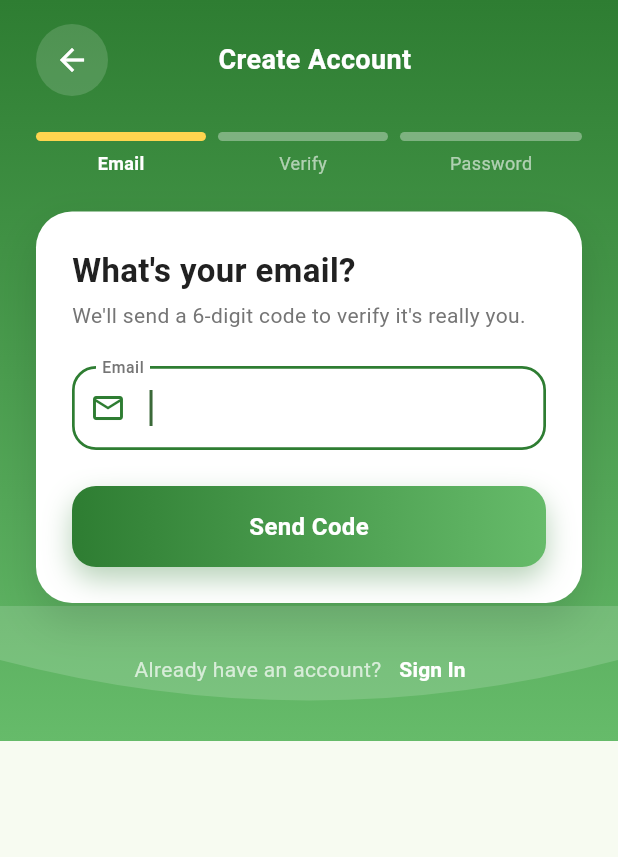
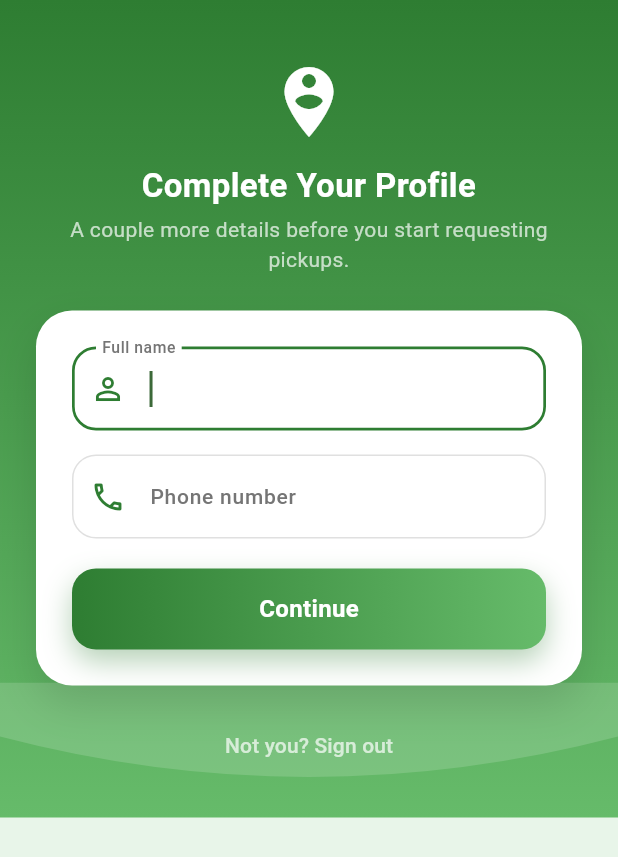
Before and after one commit to MinuraJaySL/R26-IT-126, a Flutter app: the screen it shows after launch, after a tap on "Sign Up", on a phone screen of 412 x 824 dp. Shown: the top 857 px of the screen. Run offline on Flutter 3.47's test engine with Material 3 defaults, Android fonts, the phone set to English and light mode, and no system bars; our stand-ins replace cloud_firestore, firebase_auth, firebase_core, firebase_messaging, flutter_map, geolocator and 2 more; accounts and stored records are empty; network calls fail.

Commit message:
It22088482 (#36)
* Backup before EmailJS migration - current working state

# Conflicts:
#	mobile_app/lib/providers/auth_provider.dart
#	mobile_app/lib/services/auth_service.dart

* Migrate to Cloudflare Worker for OTP verification

* Wire GreenSweep theme globally and add resident profile completion

```diff
--- a/mobile_app/lib/main.dart
+++ b/mobile_app/lib/main.dart
@@ -4,6 +4,7 @@ import 'package:provider/provider.dart';
 import 'firebase_options.dart';
 import 'providers/auth_provider.dart';
 import 'router/app_router.dart';
+import 'theme/app_colors.dart';
 
 void main() async {
   WidgetsFlutterBinding.ensureInitialized();
@@ -25,8 +26,35 @@ class WasteApp extends StatelessWidget {
             title: 'Smart Waste',
             debugShowCheckedModeBanner: false,
             theme: ThemeData(
-              colorScheme: ColorScheme.fromSeed(seedColor: Colors.green),
               useMaterial3: true,
+              colorScheme: ColorScheme.fromSeed(seedColor: AppColors.primaryDark),
+              scaffoldBackgroundColor: AppColors.backgroundLight,
+              appBarTheme: const AppBarTheme(
+                backgroundColor: AppColors.primaryDark,
+                foregroundColor: Colors.white,
+                elevation: 0,
+              ),
+              elevatedButtonTheme: ElevatedButtonThemeData(
+                style: ElevatedButton.styleFrom(
+                  backgroundColor: AppColors.primaryDark,
+                  foregroundColor: Colors.white,
+                  padding: const EdgeInsets.symmetric(vertical: 12),
+                  shape: RoundedRectangleBorder(
+                    borderRadius: BorderRadius.circular(10),
+                  ),
+                ),
+              ),
+              floatingActionButtonTheme: const FloatingActionButtonThemeData(
+                backgroundColor: AppColors.primaryDark,
+                foregroundColor: Colors.white,
+              ),
+              cardTheme: CardThemeData(
+                elevation: 2,
+                color: AppColors.cardBackground,
+                shape: RoundedRectangleBorder(
+                  borderRadius: BorderRadius.circular(16),
+                ),
+              ),
             ),
             routerConfig: router,
           );
--- a/mobile_app/lib/models/app_user.dart
+++ b/mobile_app/lib/models/app_user.dart
@@ -4,8 +4,23 @@ class AppUser {
   final String uid;
   final String email;
   final UserRole role;
+  final String name;
+  final String phone;
+  final String vehicleNumber;
 
-  AppUser({required this.uid, required this.email, required this.role});
+  AppUser({
+    required this.uid,
+    required this.email,
+    required this.role,
+    this.name = '',
+    this.phone = '',
+    this.vehicleNumber = '',
+  });
+
+  // Residents self-register with just email/password (see the OTP signup
+  // flow) — name and phone are collected afterward via the profile
+  // completion gate, so an empty name here means that gate hasn't run yet.
+  bool get hasCompleteProfile => name.isNotEmpty;
 
   factory AppUser.fromMap(String uid, Map<String, dynamic> data) {
     return AppUser(
@@ -15,6 +30,20 @@ class AppUser {
         (e) => e.name == (data['role'] ?? 'resident'),
         orElse: () => UserRole.resident,
       ),
+      name: data['name'] ?? '',
+      phone: data['phone'] ?? '',
+      vehicleNumber: data['vehicleNumber'] ?? '',
+    );
+  }
+
+  AppUser copyWith({String? name, String? phone}) {
+    return AppUser(
+      uid: uid,
+      email: email,
+      role: role,
+      name: name ?? this.name,
+      phone: phone ?? this.phone,
+      vehicleNumber: vehicleNumber,
     );
   }
 }
--- a/mobile_app/lib/providers/auth_provider.dart
+++ b/mobile_app/lib/providers/auth_provider.dart
@@ -91,6 +91,27 @@ class AuthProvider extends ChangeNotifier {
     }
   }
 
+  /// Completes a resident's profile (name + phone) after self-registration.
+  /// Only ever touches `name`/`phone` — never `role`, so it stays within
+  /// what a signed-in user is allowed to update on their own doc.
+  Future<bool> completeProfile(String name, String phone) async {
+    if (_user == null) return false;
+    _error = null;
+    try {
+      await FirebaseFirestore.instance
+          .collection('users')
+          .doc(_user!.uid)
+          .update({'name': name, 'phone': phone});
+      _user = _user!.copyWith(name: name, phone: phone);
+      notifyListeners();
+      return true;
+    } catch (e) {
+      _error = 'Could not save your profile. Please try again.';
+      notifyListeners();
+      return false;
+    }
+  }
+
   Future<void> signOut() async {
     await _authService.signOut();
     _user = null;
--- a/mobile_app/lib/router/app_router.dart
+++ b/mobile_app/lib/router/app_router.dart
@@ -6,6 +6,7 @@ import '../providers/auth_provider.dart';
 import '../screens/auth/login_screen.dart';
 import '../screens/auth/register_screen.dart';
 import '../screens/resident/resident_dashboard.dart';
+import '../screens/resident/complete_profile_screen.dart';
 import '../screens/resident/flag_placement_screen.dart';
 import '../screens/resident/track_truck_screen.dart';
 import '../screens/driver/driver_dashboard.dart';
@@ -15,6 +16,7 @@ import '../screens/driver/driver_missed_screen.dart';
 import '../screens/admin/admin_dashboard_screen.dart';
 import '../screens/admin/user_management_screen.dart';
 import '../screens/admin/add_driver_screen.dart';
+import '../screens/profile/profile_screen.dart';
 
 GoRouter buildRouter() {
   return GoRouter(
@@ -37,12 +39,31 @@ GoRouter buildRouter() {
             return '/resident';
         }
       }
+
+      // Residents who self-registered only have email/password — gate them
+      // into completing name/phone before they can reach any other
+      // /resident/* route, but don't trap them on the gate once it's done.
+      if (loggedIn && auth.user!.role == UserRole.resident) {
+        final onCompleteProfile =
+            state.matchedLocation == '/resident/complete-profile';
+        if (!auth.user!.hasCompleteProfile && !onCompleteProfile) {
+          return '/resident/complete-profile';
+        }
+        if (auth.user!.hasCompleteProfile && onCompleteProfile) {
+          return '/resident';
+        }
+      }
+
       return null;
     },
     routes: [
       GoRoute(path: '/login', builder: (ctx, _) => const LoginScreen()),
       GoRoute(path: '/register', builder: (ctx, _) => const RegisterScreen()),
       GoRoute(path: '/resident', builder: (ctx, _) => const ResidentDashboard()),
+      GoRoute(
+        path: '/resident/complete-profile',
+        builder: (ctx, _) => const CompleteProfileScreen(),
+      ),
       GoRoute(
         path: '/resident/flag',
         builder: (ctx, _) => const FlagPlacementScreen(),
@@ -71,6 +92,7 @@ GoRouter buildRouter() {
         path: '/admin/add-driver',
         builder: (ctx, _) => const AddDriverScreen(),
       ),
+      GoRoute(path: '/profile', builder: (ctx, _) => const ProfileScreen()),
     ],
   );
 }
--- a/mobile_app/lib/screens/driver/driver_dashboard.dart
+++ b/mobile_app/lib/screens/driver/driver_dashboard.dart
@@ -28,11 +28,9 @@ class _DriverDashboardState extends State<DriverDashboard> {
         foregroundColor: Colors.white,
         actions: [
           IconButton(
-            icon: const Icon(Icons.logout),
-            onPressed: () async {
-              await auth.signOut();
-              if (context.mounted) context.go('/login');
-            },
+            icon: const Icon(Icons.person_outline),
+            tooltip: 'Profile',
+            onPressed: () => context.push('/profile'),
           ),
         ],
       ),
--- /dev/null
+++ b/mobile_app/lib/screens/resident/complete_profile_screen.dart
@@ -0,0 +1,146 @@
+import 'package:flutter/material.dart';
+import 'package:go_router/go_router.dart';
+import 'package:provider/provider.dart';
+import '../../providers/auth_provider.dart';
+import '../../theme/app_colors.dart';
+import '../../widgets/gradient_background.dart';
+import '../../widgets/gradient_button.dart';
+import '../../widgets/styled_text_field.dart';
+
+final _phoneRegex = RegExp(r'^\+?[0-9]{7,15}$');
+
+class CompleteProfileScreen extends StatefulWidget {
+  const CompleteProfileScreen({super.key});
+
+  @override
+  State<CompleteProfileScreen> createState() => _CompleteProfileScreenState();
+}
+
+class _CompleteProfileScreenState extends State<CompleteProfileScreen> {
+  final _nameCtrl = TextEditingController();
+  final _phoneCtrl = TextEditingController();
+  bool _busy = false;
+
+  @override
+  void dispose() {
+    _nameCtrl.dispose();
+    _phoneCtrl.dispose();
+    super.dispose();
+  }
+
+  void _showError(String message) {
+    ScaffoldMessenger.of(context).showSnackBar(SnackBar(content: Text(message)));
+  }
+
+  Future<void> _submit() async {
+    final name = _nameCtrl.text.trim();
+    final phone = _phoneCtrl.text.trim();
+    if (name.isEmpty) {
+      _showError('Please enter your name.');
+      return;
+    }
+    if (!_phoneRegex.hasMatch(phone)) {
+      _showError('Please enter a valid phone number.');
+      return;
+    }
+    setState(() => _busy = true);
+    final auth = context.read<AuthProvider>();
+    final ok = await auth.completeProfile(name, phone);
+    if (!mounted) return;
+    setState(() => _busy = false);
+    if (ok) {
+      context.go('/resident');
+    } else {
+      _showError(auth.error ?? 'Could not save your profile. Please try again.');
+    }
+  }
+
+  @override
+  Widget build(BuildContext context) {
+    return Scaffold(
+      body: GradientBackground(
+        child: SafeArea(
+          child: SingleChildScrollView(
+            padding: const EdgeInsets.fromLTRB(24, 40, 24, 24),
+            child: Column(
+              crossAxisAlignment: CrossAxisAlignment.stretch,
+              children: [
+                const Icon(Icons.person_pin_circle, color: Colors.white, size: 56),
+                const SizedBox(height: 12),
+                const Text(
+                  'Complete Your Profile',
+                  textAlign: TextAlign.center,
+                  style: TextStyle(
+                    fontSize: 22,
+                    fontWeight: FontWeight.bold,
+                    color: Colors.white,
+                  ),
+                ),
+                const SizedBox(height: 4),
+                const Text(
+                  'A couple more details before you start requesting pickups.',
+                  textAlign: TextAlign.center,
+                  style: TextStyle(color: Colors.white70),
+                ),
+                const SizedBox(height: 24),
+                Container(
+                  padding: const EdgeInsets.all(24),
+                  decoration: BoxDecoration(
+                    color: AppColors.cardBackground,
+                    borderRadius: BorderRadius.circular(24),
+                    boxShadow: [
+                      BoxShadow(
+                        color: Colors.black.withValues(alpha: 0.12),
+                        blurRadius: 24,
+                        offset: const Offset(0, 12),
+                      ),
+                    ],
+                  ),
+                  child: Column(
+                    crossAxisAlignment: CrossAxisAlignment.stretch,
+                    children: [
+                      StyledTextField(
+                        controller: _nameCtrl,
+                        label: 'Full name',
+                        icon: Icons.person_outline,
+                        autofocus: true,
+                      ),
+                      const SizedBox(height: 16),
+                      StyledTextField(
+                        controller: _phoneCtrl,
+                        label: 'Phone number',
+                        icon: Icons.phone_outlined,
+                        keyboardType: TextInputType.phone,
+                      ),
+                      const SizedBox(height: 20),
+                      GradientButton(
+                        label: 'Continue',
+                        busy: _busy,
+                        onPressed: _submit,
+                      ),
+                    ],
+                  ),
+                ),
+                const SizedBox(height: 16),
+                Center(
+                  child: TextButton(
+                    onPressed: _busy
+                        ? null
+                        : () async {
+                            await context.read<AuthProvider>().signOut();
+                            if (context.mounted) context.go('/login');
+                          },
+                    child: const Text(
+                      'Not you? Sign out',
+                      style: TextStyle(color: Colors.white70),
+                    ),
+                  ),
+                ),
+              ],
+            ),
+          ),
+        ),
+      ),
+    );
+  }
+}
--- a/mobile_app/lib/screens/resident/resident_dashboard.dart
+++ b/mobile_app/lib/screens/resident/resident_dashboard.dart
@@ -123,11 +123,9 @@ class _ResidentDashboardState extends State<ResidentDashboard> {
         foregroundColor: Colors.white,
         actions: [
           IconButton(
-            icon: const Icon(Icons.logout),
-            onPressed: () async {
-              await auth.signOut();
-              if (context.mounted) context.go('/login');
-            },
+            icon: const Icon(Icons.person_outline),
+            tooltip: 'Profile',
+            onPressed: () => context.push('/profile'),
           ),
         ],
       ),
```
Also changed, not shown: mobile_app/lib/screens/profile/profile_screen.dart (added, +253 -0 lines).
